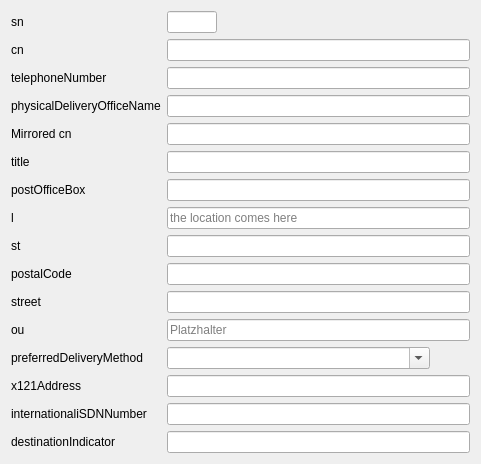
First picture: the form in source/test.ui, repository gonicus/gosa, before the edit.
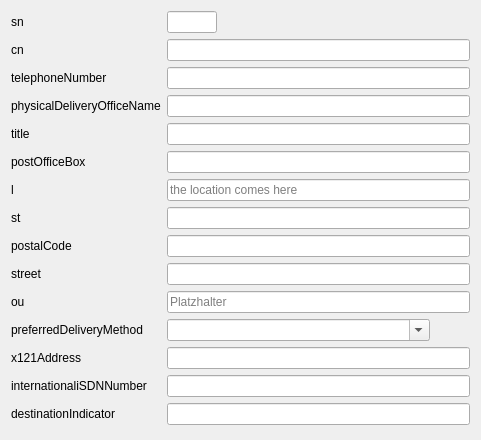
Second picture: the form after the edit.

Commit message: Removed mirrored cn attribute

What changed in the file:
```diff
--- a/source/test.ui
+++ b/source/test.ui
@@ -71,72 +71,58 @@
       <widget class="QLineEdit" name="physicalDeliveryOfficeNameEdit"/>
      </item>
      <item row="4" column="0">
-      <widget class="QLabel" name="cnLabel">
-       <property name="text">
-        <string>Mirrored cn</string>
-       </property>
-      </widget>
-     </item>
-     <item row="4" column="1">
-      <widget class="QLineEdit" name="cnEdit">
-       <property name="readOnly">
-        <bool>true</bool>
-       </property>
-      </widget>
-     </item>
-     <item row="5" column="0">
       <widget class="QLabel" name="titleLabel">
        <property name="text">
         <string>title</string>
        </property>
       </widget>
      </item>
-     <item row="5" column="1">
+     <item row="4" column="1">
       <widget class="QLineEdit" name="titleEdit">
        <property name="echoMode">
         <enum>QLineEdit::Password</enum>
        </property>
       </widget>
      </item>
-     <item row="6" column="0">
+     <item row="5" column="0">
       <widget class="QLabel" name="postOfficeBoxLabel">
        <property name="text">
         <string>postOfficeBox</string>
        </property>
       </widget>
      </item>
-     <item row="6" column="1">
+     <item row="5" column="1">
       <widget class="QLineEdit" name="postOfficeBoxEdit">
        <property name="echoMode">
         <enum>QLineEdit::Password</enum>
        </property>
       </widget>
      </item>
-     <item row="7" column="0">
+     <item row="6" column="0">
       <widget class="QLabel" name="lLabel">
        <property name="text">
         <string>l</string>
        </property>
       </widget>
      </item>
-     <item row="7" column="1">
+     <item row="6" column="1">
       <widget class="QLineEdit" name="lEdit">
        <property name="placeholderText">
         <string>the location comes here</string>
        </property>
       </widget>
      </item>
-     <item row="8" column="0">
+     <item row="7" column="0">
       <widget class="QLabel" name="stLabel">
        <property name="text">
         <string>st</string>
        </property>
       </widget>
      </item>
-     <item row="8" column="1">
+     <item row="7" column="1">
       <widget class="QLineEdit" name="stEdit"/>
      </item>
-     <item row="9" column="0">
+     <item row="8" column="0">
       <widget class="QLabel" name="postalCodeLabel">
        <property name="text">
         <string>postalCode</string>
@@ -146,41 +132,41 @@
        </property>
       </widget>
      </item>
-     <item row="9" column="1">
+     <item row="8" column="1">
       <widget class="QLineEdit" name="postalCodeEdit"/>
      </item>
-     <item row="10" column="0">
+     <item row="9" column="0">
       <widget class="QLabel" name="streetLabel">
        <property name="text">
         <string>street</string>
        </property>
       </widget>
      </item>
-     <item row="10" column="1">
+     <item row="9" column="1">
       <widget class="QLineEdit" name="streetEdit"/>
      </item>
-     <item row="11" column="0">
+     <item row="10" column="0">
       <widget class="QLabel" name="ouLabel">
        <property name="text">
         <string>ou</string>
        </property>
       </widget>
      </item>
-     <item row="11" column="1">
+     <item row="10" column="1">
       <widget class="QLineEdit" name="ouEdit">
        <property name="placeholderText">
         <string>Platzhalter</string>
        </property>
       </widget>
      </item>
-     <item row="12" column="0">
+     <item row="11" column="0">
       <widget class="QLabel" name="preferredDeliveryMethodLabel">
        <property name="text">
         <string>preferredDeliveryMethod</string>
        </property>
       </widget>
      </item>
-     <item row="12" column="1">
+     <item row="11" column="1">
       <layout class="QHBoxLayout" name="horizontalLayout_2">
        <item>
         <widget class="QComboBox" name="preferredDeliveryMethodEdit">
@@ -213,34 +199,34 @@
        </item>
       </layout>
      </item>
-     <item row="13" column="0">
+     <item row="12" column="0">
       <widget class="QLabel" name="x121AddressLabel">
        <property name="text">
         <string>x121Address</string>
        </property>
       </widget>
      </item>
-     <item row="13" column="1">
+     <item row="12" column="1">
       <widget class="QLineEdit" name="x121AddressEdit"/>
      </item>
-     <item row="14" column="0">
+     <item row="13" column="0">
       <widget class="QLabel" name="internationaliSDNNumberLabel">
        <property name="text">
         <string>internationaliSDNNumber</string>
        </property>
       </widget>
      </item>
-     <item row="14" column="1">
+     <item row="13" column="1">
       <widget class="QLineEdit" name="internationaliSDNNumberEdit"/>
      </item>
-     <item row="15" column="0">
+     <item row="14" column="0">
       <widget class="QLabel" name="destinationIndicatorLabel">
        <property name="text">
         <string>destinationIndicator</string>
        </property>
       </widget>
      </item>
-     <item row="15" column="1">
+     <item row="14" column="1">
       <widget class="QLineEdit" name="destinationIndicatorEdit"/>
      </item>
     </layout>
```
